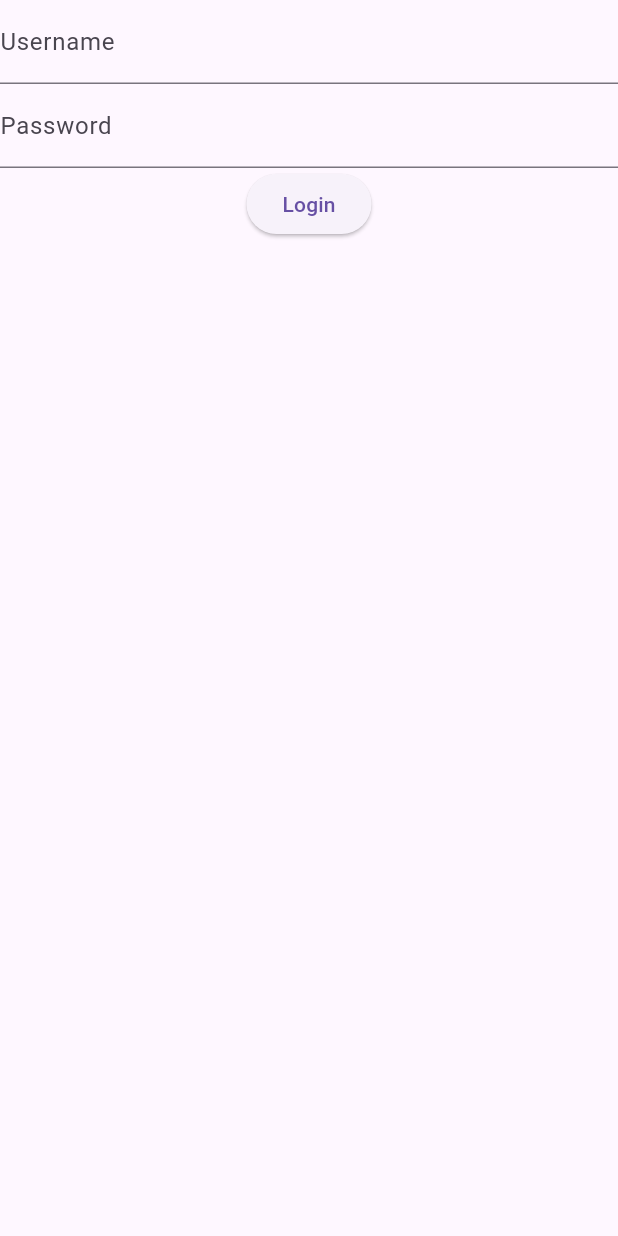
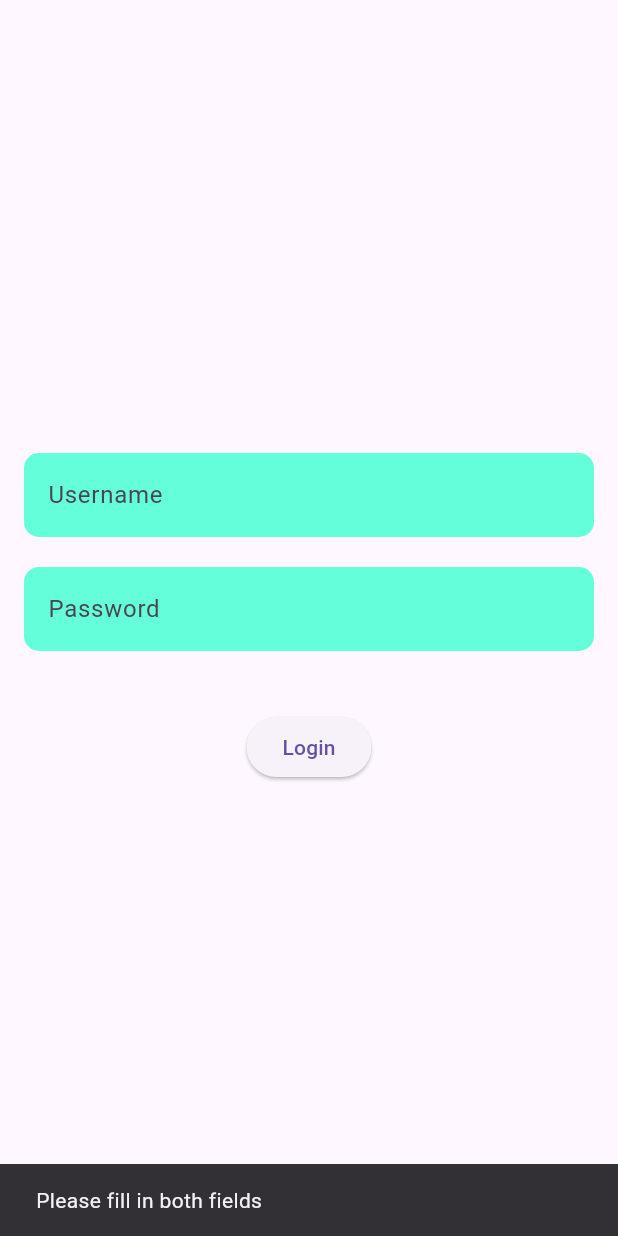
Before and after one commit to Ayoobkibrahim/chat_app, a Flutter app: the screen it shows after launch, after a tap on "Login", on a phone screen of 412 x 824 dp. Run offline on Flutter 3.47's test engine with Material 3 defaults, Android fonts, the phone set to English and light mode, and no system bars; our stand-ins replace shared_preferences.

Commit message:
Login Screen
login credential stored in sharedprefrence

```diff
--- a/lib/configs/routes/routes_manager.dart
+++ b/lib/configs/routes/routes_manager.dart
@@ -1,13 +1,15 @@
 import 'package:chat_app/configs/routes/routes_name.dart';
 import 'package:chat_app/feature/auth/view/screen/login_screen.dart';
+import 'package:chat_app/feature/chat/view/screen/chat_screen.dart';
 import 'package:flutter/material.dart';
-
 
 class RoutesManager {
   static Route<dynamic> generateRoute(RouteSettings settings) {
     switch (settings.name) {
       case RoutesName.login:
-        return MaterialPageRoute(builder: (_) => LoginView());
+        return MaterialPageRoute(builder: (_) => LoginScreen());
+      case RoutesName.chat:
+        return MaterialPageRoute(builder: (_) => const ChatScreen());
       default:
         return MaterialPageRoute(
           builder: (_) => Scaffold(
--- a/lib/configs/routes/routes_name.dart
+++ b/lib/configs/routes/routes_name.dart
@@ -1,5 +1,4 @@
 class RoutesName {
-  static const String splash = '/';
   static const String login = '/login';
   static const String chat = '/chat';
 }
--- a/lib/feature/auth/view/screen/login_screen.dart
+++ b/lib/feature/auth/view/screen/login_screen.dart
@@ -1,28 +1,79 @@
+import 'package:flutter/material.dart';
+import 'package:provider/provider.dart';
 import 'package:chat_app/feature/auth/view_model/login_view_model.dart';
-import 'package:flutter/material.dart';
+import 'package:chat_app/configs/routes/routes_name.dart';
 
-class LoginView extends StatelessWidget {
-  final LoginViewModel viewModel = LoginViewModel();
+class LoginScreen extends StatelessWidget {
+  final TextEditingController _usernameController = TextEditingController();
+  final TextEditingController _passwordController = TextEditingController();
+
+  LoginScreen({super.key});
 
   @override
   Widget build(BuildContext context) {
-    final usernameController = TextEditingController();
-    final passwordController = TextEditingController();
+    return Scaffold(
+      body: Padding(
+        padding: const EdgeInsets.all(16.0),
+        child: Column(
+          mainAxisAlignment: MainAxisAlignment.center,
+          children: [
+            loginInputContainer(
+              controller: _usernameController,
+              labelText: 'Username',
+              isPassword: false,
+            ),
+            const SizedBox(height: 20),
 
-    return Scaffold(
-      body: Column(
-        children: [
-          TextField(controller: usernameController, decoration: InputDecoration(labelText: 'Username')),
-          TextField(controller: passwordController, decoration: InputDecoration(labelText: 'Password')),
+            loginInputContainer(
+              controller: _passwordController,
+              labelText: 'Password',
+              isPassword: true,
+            ),
+            const SizedBox(height: 40),
+
             ElevatedButton(
               onPressed: () async {
-              if (await viewModel.login(usernameController.text, passwordController.text)) {
-                Navigator.pushReplacementNamed(context, '/chat');
+                String username = _usernameController.text.trim();
+                String password = _passwordController.text.trim();
+
+                if (username.isEmpty || password.isEmpty) {
+                  ScaffoldMessenger.of(context).showSnackBar(
+                    const SnackBar(content: Text("Please fill in both fields")),
+                  );
+                  return;
                 }
+
+
+                await context.read<LoginViewModel>().loginUser(username);
+                Navigator.pushReplacementNamed(context, RoutesName.chat);
               },
-            child: Text('Login'),
+              child: const Text('Login'),
             ),
           ],
+        ),
+      ),
+    );
+  }
+
+
+  Widget loginInputContainer({
+    required TextEditingController controller,
+    required String labelText,
+    required bool isPassword,
+  }) {
+    return Container(
+      decoration: BoxDecoration(
+        borderRadius: BorderRadius.circular(10),
+        color: Colors.tealAccent,
+      ),
+      padding: const EdgeInsets.symmetric(horizontal: 16),
+      child: TextField(
+        controller: controller,
+        obscureText: isPassword,
+        decoration: InputDecoration(
+          labelText: labelText,
+          border: InputBorder.none,
+        ),
       ),
     );
   }
--- a/lib/feature/auth/view_model/login_view_model.dart
+++ b/lib/feature/auth/view_model/login_view_model.dart
@@ -1,21 +1,22 @@
-
-
 import 'package:flutter/material.dart';
 import 'package:shared_preferences/shared_preferences.dart';
 
-class LoginViewModel extends ChangeNotifier{
-  Future<bool> login(String username, String password) async {
-    if (username.isNotEmpty && password.isNotEmpty) {
-      final prefs = await SharedPreferences.getInstance();
-      await prefs.setBool('isLoggedIn', true);
-      await prefs.setString('username', username);
-      return true;
-    }
-    return false;
+class LoginViewModel extends ChangeNotifier {
+  Future<void> loginUser(String username) async {
+    final prefs = await SharedPreferences.getInstance();
+    await prefs.setString('username', username);
+    await prefs.setBool('isLoggedIn', true);
+    notifyListeners();
   }
 
   Future<bool> isLoggedIn() async {
     final prefs = await SharedPreferences.getInstance();
     return prefs.getBool('isLoggedIn') ?? false;
   }
+
+  Future<void> logoutUser() async {
+    final prefs = await SharedPreferences.getInstance();
+    await prefs.clear();
+    notifyListeners();
+  }
 }
--- /dev/null
+++ b/lib/feature/chat/view/screen/chat_screen.dart
@@ -0,0 +1,32 @@
+import 'package:flutter/material.dart';
+import 'package:provider/provider.dart';
+import 'package:chat_app/feature/auth/view_model/login_view_model.dart';
+import 'package:chat_app/configs/routes/routes_name.dart';
+
+class ChatScreen extends StatelessWidget {
+  const ChatScreen({super.key});
+
+  @override
+  Widget build(BuildContext context) {
+    return Scaffold(
+      appBar: AppBar(
+        title: const Text("Chat"),
+        actions: [
+          IconButton(
+            icon: const Icon(Icons.logout),
+            onPressed: () async {
+              await context.read<LoginViewModel>().logoutUser();
+              Navigator.pushReplacementNamed(context, RoutesName.login);
+            },
+          ),
+        ],
+      ),
+      body: const Center(
+        child: Text(
+          "Welcome to the Chat Screen!",
+          style: TextStyle(fontSize: 20, fontWeight: FontWeight.bold),
+        ),
+      ),
+    );
+  }
+}
--- a/lib/main.dart
+++ b/lib/main.dart
@@ -1,28 +1,38 @@
+import 'package:chat_app/feature/auth/view_model/login_view_model.dart';
+import 'package:chat_app/configs/routes/routes_name.dart';
 import 'package:chat_app/configs/routes/routes_manager.dart';
-import 'package:chat_app/configs/routes/routes_name.dart';
-import 'package:chat_app/feature/auth/view_model/login_view_model.dart';
 import 'package:flutter/material.dart';
 import 'package:provider/provider.dart';
 
+void main() async {
+  WidgetsFlutterBinding.ensureInitialized();
 
-void main() {
-  runApp(const MyApp());
+  final bool isLoggedIn = await LoginViewModel().isLoggedIn();
+
+  runApp(MyApp(isLoggedIn: isLoggedIn));
 }
 
 class MyApp extends StatelessWidget {
-  const MyApp({super.key});
+  final bool isLoggedIn;
+
+  const MyApp({
+    super.key,
+    required this.isLoggedIn,
+  });
 
   @override
   Widget build(BuildContext context) {
     return MultiProvider(
       providers: [
-        ChangeNotifierProvider(create: (context) => LoginViewModel()),
+        ChangeNotifierProvider(create: (_) => LoginViewModel()),
       ],
       child: MaterialApp(
+        title: 'Chat App',
         debugShowCheckedModeBanner: false,
-        title: 'Flutter Chat App',
-        theme: ThemeData(primarySwatch: Colors.blue),
-        initialRoute: RoutesName.login,
+        theme: ThemeData(
+          primarySwatch: Colors.teal,
+        ),
+        initialRoute: isLoggedIn ? RoutesName.chat : RoutesName.login,
         onGenerateRoute: RoutesManager.generateRoute,
       ),
     );
```
Also changed, not shown: 1 other file. Lines whose indentation alone changed are shown as unchanged.
